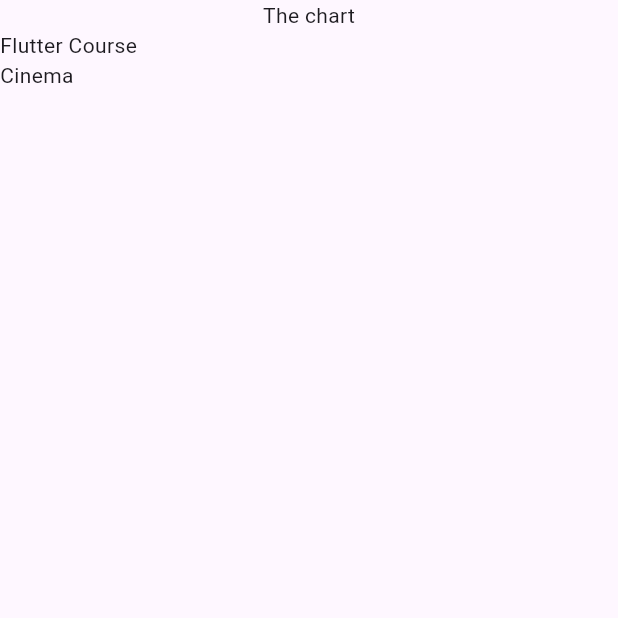
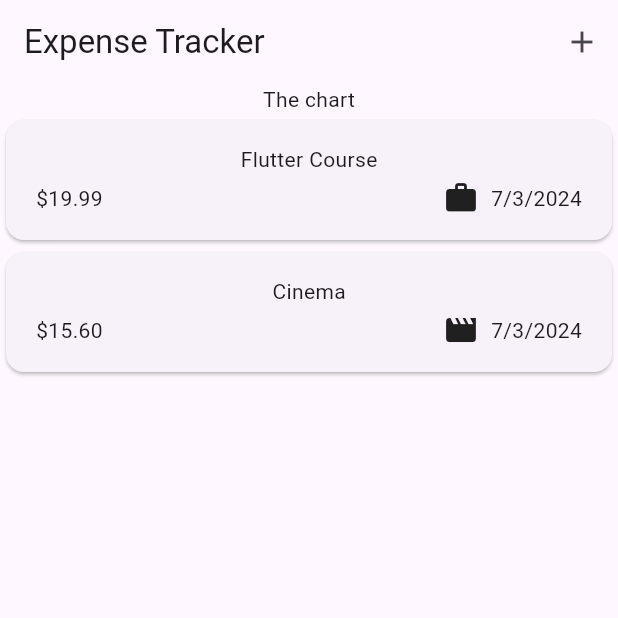
Before and after one commit to sidratulpunno/ExpenseTrackerFlutter, a Flutter app: the screen it shows after launch, on a phone screen of 412 x 824 dp, the top half of it. Run offline on Flutter 3.47's test engine with Material 3 defaults, Android fonts, the phone set to English and light mode, and no system bars.

Commit message:
added appbar

```diff
--- a/lib/models/expense.dart
+++ b/lib/models/expense.dart
@@ -1,8 +1,19 @@
+import 'package:flutter/material.dart';
+import 'package:intl/intl.dart';
 import 'package:uuid/uuid.dart';
+
+final formatter = DateFormat.yMd();
 
 const uuid = Uuid();
 
 enum Category { food, travel, leisure, work }
+
+const categoryIcons = {
+  Category.food: Icons.lunch_dining,
+  Category.travel: Icons.flight_takeoff,
+  Category.leisure: Icons.movie,
+  Category.work: Icons.work,
+};
 
 class Expense {
   Expense({
@@ -17,4 +28,8 @@ class Expense {
   final double amount;
   final DateTime date;
   final Category category;
+
+  String get formattedDate {
+    return formatter.format(date);
+  }
 }
--- a/lib/widgets/expenses.dart
+++ b/lib/widgets/expenses.dart
@@ -30,6 +30,15 @@ class _ExpensesState extends State<Expenses> {
   @override
   Widget build(BuildContext context) {
     return Scaffold(
+      appBar: AppBar(
+        title: const Text('Expense Tracker'),
+        actions: [
+          IconButton(
+            onPressed: () {},
+            icon: const Icon(Icons.add),
+          )
+        ],
+      ),
       body: Column(
         children: [
           const Text('The chart'),
--- a/lib/widgets/expenses_list/expense_item.dart
+++ b/lib/widgets/expenses_list/expense_item.dart
@@ -0,0 +1,43 @@
+import 'package:expense_tracker/models/expense.dart';
+import 'package:flutter/material.dart';
+
+class ExpenseItem extends StatelessWidget {
+  const ExpenseItem(this.expense, {super.key});
+
+  final Expense expense;
+
+  @override
+  Widget build(BuildContext context) {
+    return Card(
+      child: Padding(
+        padding: const EdgeInsets.symmetric(
+          horizontal: 20,
+          vertical: 16,
+        ),
+        child: Column(
+          children: [
+            Text(expense.title),
+            const SizedBox(
+              height: 4,
+            ),
+            Row(
+              children: [
+                Text('\$${expense.amount.toStringAsFixed(2)}'),
+                const Spacer(),
+                Row(
+                  children: [
+                    Icon(categoryIcons[expense.category]),
+                    const SizedBox(
+                      width: 8,
+                    ),
+                    Text(expense.formattedDate),
+                  ],
+                )
+              ],
+            )
+          ],
+        ),
+      ),
+    );
+  }
+}
--- a/lib/widgets/expenses_list/expenses_list.dart
+++ b/lib/widgets/expenses_list/expenses_list.dart
@@ -1,4 +1,5 @@
 import 'package:expense_tracker/models/expense.dart';
+import 'package:expense_tracker/widgets/expenses_list/expense_item.dart';
 import 'package:flutter/cupertino.dart';
 
 class ExpensesList extends StatelessWidget {
@@ -10,9 +11,7 @@ class ExpensesList extends StatelessWidget {
   Widget build(BuildContext context) {
     return ListView.builder(
       itemCount: expenses.length,
-      itemBuilder: (ctx, index) => Text(
-        expenses[index].title,
-      ),
+      itemBuilder: (ctx, index) => ExpenseItem(expenses[index]),
     );
   }
 }
--- a/pubspec.yaml
+++ b/pubspec.yaml
@@ -36,6 +36,7 @@ dependencies:
   # Use with the CupertinoIcons class for iOS style icons.
   cupertino_icons: ^1.0.6
   uuid: ^4.4.0
+  intl: ^0.19.0
 
 dev_dependencies:
   flutter_test:
```
Also changed, not shown: pubspec.lock.
